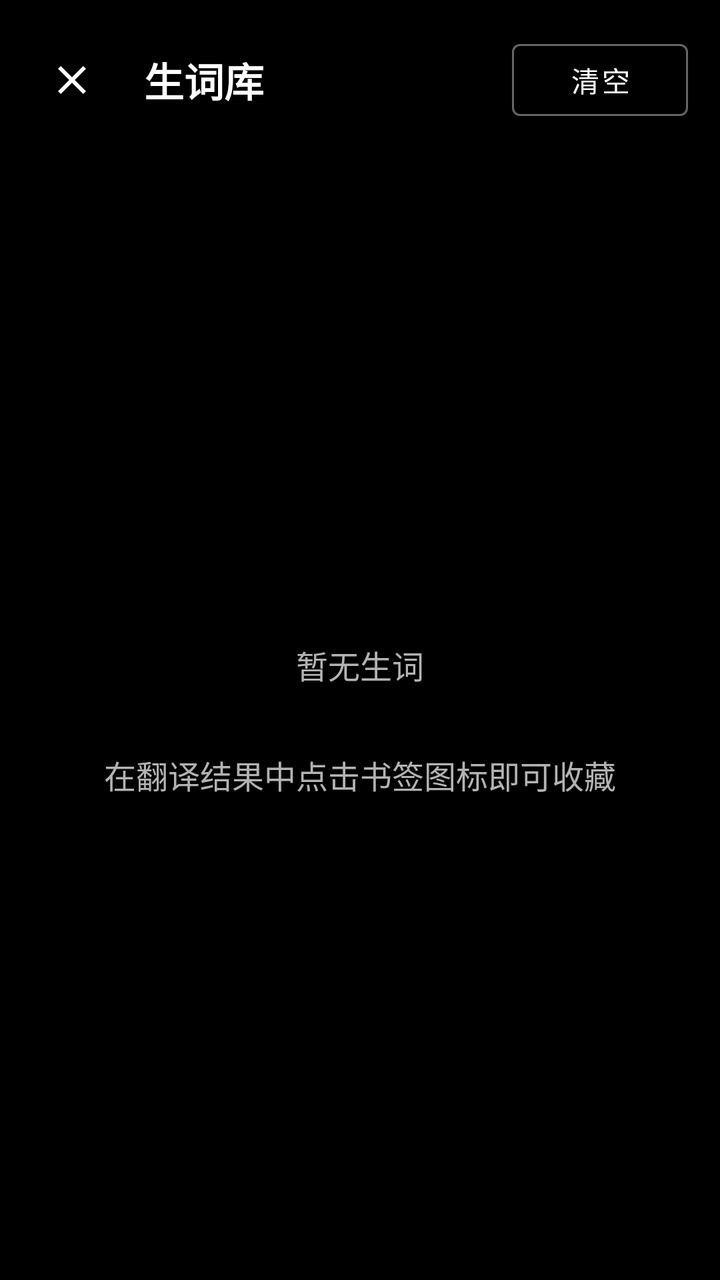
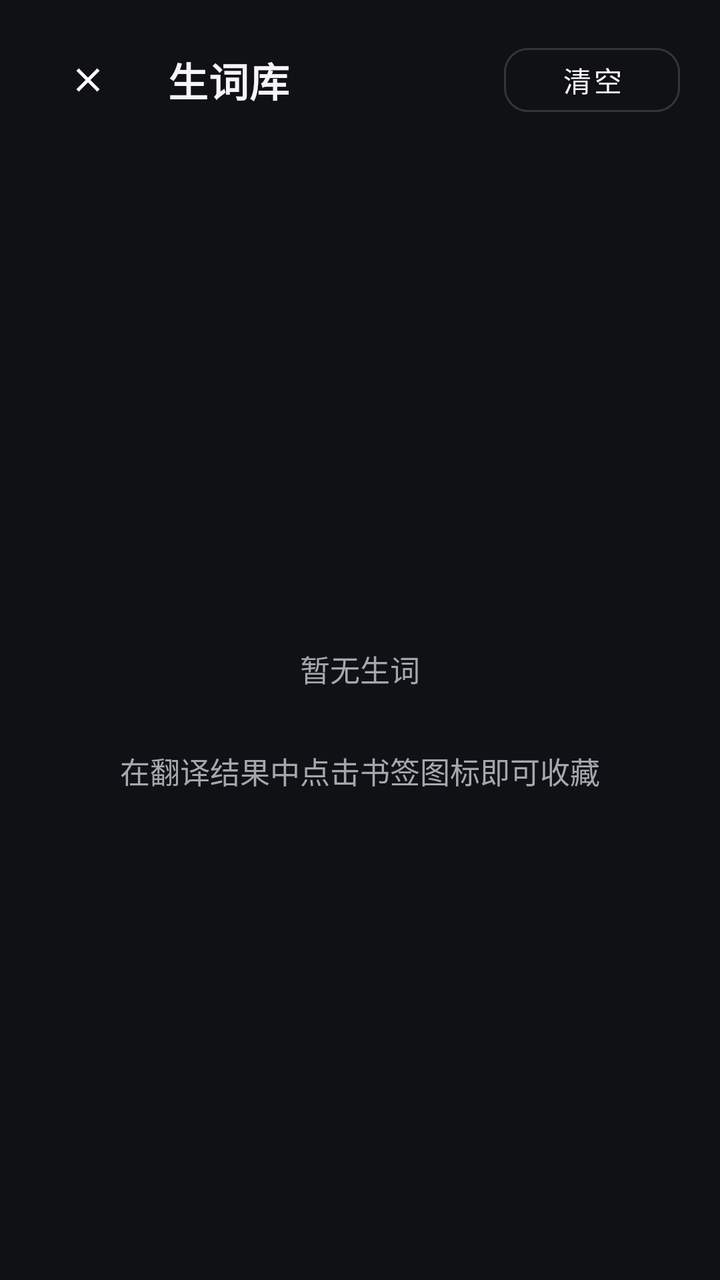

Before-and-after screenshots of an Android layout around one commit, followed by the original layout XML and the change that was made.
<!-- AndroidManifest.xml: application theme Theme.SubtitleTranslator -->
<!-- res/layout/activity_vocabulary.xml -->
<?xml version="1.0" encoding="utf-8"?>
<LinearLayout xmlns:android="http://schemas.android.com/apk/res/android"
    xmlns:app="http://schemas.android.com/apk/res-auto"
    android:layout_width="match_parent"
    android:layout_height="match_parent"
    android:orientation="vertical"
    android:background="@android:color/background_dark">

    
    <LinearLayout
        android:layout_width="match_parent"
        android:layout_height="wrap_content"
        android:orientation="horizontal"
        android:gravity="center_vertical"
        android:padding="16dp">

        <ImageButton
            android:id="@+id/btnBack"
            android:layout_width="40dp"
            android:layout_height="40dp"
            android:background="?attr/selectableItemBackgroundBorderless"
            android:src="@drawable/ic_close"
            android:contentDescription="返回" />

        <TextView
            android:layout_width="0dp"
            android:layout_height="wrap_content"
            android:layout_weight="1"
            android:layout_marginStart="16dp"
            android:text="生词库"
            android:textSize="20sp"
            android:textStyle="bold"
            android:textColor="@android:color/white" />

        <Button
            android:id="@+id/btnClear"
            style="?attr/materialButtonOutlinedStyle"
            app:strokeColor="@color/button_outline"
            android:layout_width="wrap_content"
            android:layout_height="wrap_content"
            android:text="清空"
            android:textColor="@android:color/white" />
    </LinearLayout>

    <TextView
        android:id="@+id/tvEmpty"
        android:layout_width="match_parent"
        android:layout_height="match_parent"
        android:gravity="center"
        android:text="暂无生词\n\n在翻译结果中点击书签图标即可收藏"
        android:textSize="16sp"
        android:textColor="@color/text_secondary"
        android:lineSpacingMultiplier="1.3"
        android:visibility="visible" />

    <androidx.recyclerview.widget.RecyclerView
        android:id="@+id/recyclerView"
        android:layout_width="match_parent"
        android:layout_height="match_parent"
        android:padding="8dp"
        android:clipToPadding="false"
        android:visibility="gone" />

</LinearLayout>
<!-- resources referenced by this layout -->
<resources>
  <color name="button_outline">#66FFFFFF</color>
  <color name="text_secondary">#FFB3B3B3</color>
  <!-- drawable ic_close (drawable) -->
  <?xml version="1.0" encoding="utf-8"?>
  <vector xmlns:android="http://schemas.android.com/apk/res/android"
      android:width="24dp"
      android:height="24dp"
      android:viewportWidth="24"
      android:viewportHeight="24"
      android:tint="@android:color/white">
      <path
          android:fillColor="@android:color/white"
          android:pathData="M19,6.41L17.59,5 12,10.59 6.41,5 5,6.41 10.59,12 5,17.59 6.41,19 12,13.41 17.59,19 19,17.59 13.41,12z"/>
  </vector>
  <style name="Theme.SubtitleTranslator" parent="Theme.MaterialComponents.NoActionBar">
          
          <item name="colorPrimary">@color/purple_500</item>
          <item name="colorPrimaryVariant">@color/purple_700</item>
          <item name="colorOnPrimary">@color/white</item>
          
          <item name="colorSecondary">@color/teal_200</item>
          <item name="colorSecondaryVariant">@color/teal_700</item>
          <item name="colorOnSecondary">@color/black</item>
          
          <item name="android:statusBarColor">@android:color/background_dark</item>
          <item name="android:windowLightStatusBar">false</item>
          <item name="android:navigationBarColor">@android:color/background_dark</item>
      </style>
  <color name="purple_500">#FF6200EE</color>
  <color name="purple_700">#FF3700B3</color>
  <color name="white">#FFFFFFFF</color>
  <color name="teal_200">#FF03DAC5</color>
  <color name="teal_700">#FF018786</color>
  <color name="black">#FF000000</color>
</resources>

<!-- the commit's change to res/layout/activity_vocabulary.xml (unified diff, before → after) -->
@@ -4,7 +4,7 @@
     android:layout_width="match_parent"
     android:layout_height="match_parent"
     android:orientation="vertical"
-    android:background="@android:color/background_dark">
+    android:background="@color/screen_bg">
 
     
     <LinearLayout
@@ -12,12 +12,15 @@
         android:layout_height="wrap_content"
         android:orientation="horizontal"
         android:gravity="center_vertical"
-        android:padding="16dp">
+        android:paddingHorizontal="20dp"
+        android:paddingVertical="16dp">
 
         <ImageButton
             android:id="@+id/btnBack"
-            android:layout_width="40dp"
-            android:layout_height="40dp"
+            android:layout_width="@dimen/touch_target"
+            android:layout_height="@dimen/touch_target"
+            android:padding="@dimen/icon_button_padding"
+            android:scaleType="fitCenter"
             android:background="?attr/selectableItemBackgroundBorderless"
             android:src="@drawable/ic_close"
             android:contentDescription="返回" />
@@ -28,18 +31,14 @@
             android:layout_weight="1"
             android:layout_marginStart="16dp"
             android:text="生词库"
-            android:textSize="20sp"
-            android:textStyle="bold"
-            android:textColor="@android:color/white" />
+            android:textAppearance="@style/TextAppearance.SubtitleTranslator.ScreenTitle" />
 
         <Button
             android:id="@+id/btnClear"
-            style="?attr/materialButtonOutlinedStyle"
-            app:strokeColor="@color/button_outline"
+            style="@style/Widget.SubtitleTranslator.Button.Outlined"
             android:layout_width="wrap_content"
             android:layout_height="wrap_content"
-            android:text="清空"
-            android:textColor="@android:color/white" />
+            android:text="清空" />
     </LinearLayout>
 
     <TextView
@@ -48,7 +47,7 @@
         android:layout_height="match_parent"
         android:gravity="center"
         android:text="暂无生词\n\n在翻译结果中点击书签图标即可收藏"
-        android:textSize="16sp"
+        android:textSize="15sp"
         android:textColor="@color/text_secondary"
         android:lineSpacingMultiplier="1.3"
         android:visibility="visible" />
@@ -57,7 +56,7 @@
         android:id="@+id/recyclerView"
         android:layout_width="match_parent"
         android:layout_height="match_parent"
-        android:padding="8dp"
+        android:padding="16dp"
         android:clipToPadding="false"
         android:visibility="gone" />
 
<!-- resource entries referenced after the edit -->
@@ -1,7 +1,13 @@
 <!-- resources referenced by this layout -->
 <resources>
-  <color name="button_outline">#66FFFFFF</color>
-  <color name="text_secondary">#FFB3B3B3</color>
+  <color name="screen_bg">#FF101114</color>
+  <color name="button_outline">#FF34353B</color>
+  <color name="accent">#FFB9E64B</color>
+  <color name="accent_dim">#FFCBE97F</color>
+  <color name="on_accent">#FF101114</color>
+  <color name="text_secondary">#FFA5A7B0</color>
+  <dimen name="icon_button_padding">14dp</dimen>
+  <dimen name="touch_target">48dp</dimen>
   <!-- drawable ic_close (drawable) -->
   <?xml version="1.0" encoding="utf-8"?>
   <vector xmlns:android="http://schemas.android.com/apk/res/android"
@@ -14,25 +20,30 @@
           android:fillColor="@android:color/white"
           android:pathData="M19,6.41L17.59,5 12,10.59 6.41,5 5,6.41 10.59,12 5,17.59 6.41,19 12,13.41 17.59,19 19,17.59 13.41,12z"/>
   </vector>
+  <style name="TextAppearance.SubtitleTranslator.ScreenTitle" parent="TextAppearance.MaterialComponents.Headline6">
+          <item name="android:textSize">20sp</item>
+          <item name="android:textStyle">bold</item>
+          <item name="android:textColor">@color/text_primary</item>
+      </style>
+  <style name="Widget.SubtitleTranslator.Button.Outlined" parent="Widget.MaterialComponents.Button.OutlinedButton">
+          <item name="android:textColor">@color/text_primary</item>
+          <item name="strokeColor">@color/button_outline</item>
+          <item name="cornerRadius">12dp</item>
+          <item name="android:minHeight">44dp</item>
+      </style>
   <style name="Theme.SubtitleTranslator" parent="Theme.MaterialComponents.NoActionBar">
           
-          <item name="colorPrimary">@color/purple_500</item>
-          <item name="colorPrimaryVariant">@color/purple_700</item>
-          <item name="colorOnPrimary">@color/white</item>
+          <item name="colorPrimary">@color/accent</item>
+          <item name="colorPrimaryVariant">@color/accent_dim</item>
+          <item name="colorOnPrimary">@color/on_accent</item>
+          <item name="colorSecondary">@color/accent</item>
+          <item name="colorSecondaryVariant">@color/accent_dim</item>
+          <item name="colorOnSecondary">@color/on_accent</item>
           
-          <item name="colorSecondary">@color/teal_200</item>
-          <item name="colorSecondaryVariant">@color/teal_700</item>
-          <item name="colorOnSecondary">@color/black</item>
-          
-          <item name="android:statusBarColor">@android:color/background_dark</item>
+          <item name="android:statusBarColor">@color/screen_bg</item>
           <item name="android:windowLightStatusBar">false</item>
-          <item name="android:navigationBarColor">@android:color/background_dark</item>
+          <item name="android:navigationBarColor">@color/screen_bg</item>
       </style>
-  <color name="purple_500">#FF6200EE</color>
-  <color name="purple_700">#FF3700B3</color>
-  <color name="white">#FFFFFFFF</color>
-  <color name="teal_200">#FF03DAC5</color>
-  <color name="teal_700">#FF018786</color>
-  <color name="black">#FF000000</color>
+  <color name="text_primary">#FFF5F5F7</color>
 </resources>
 
